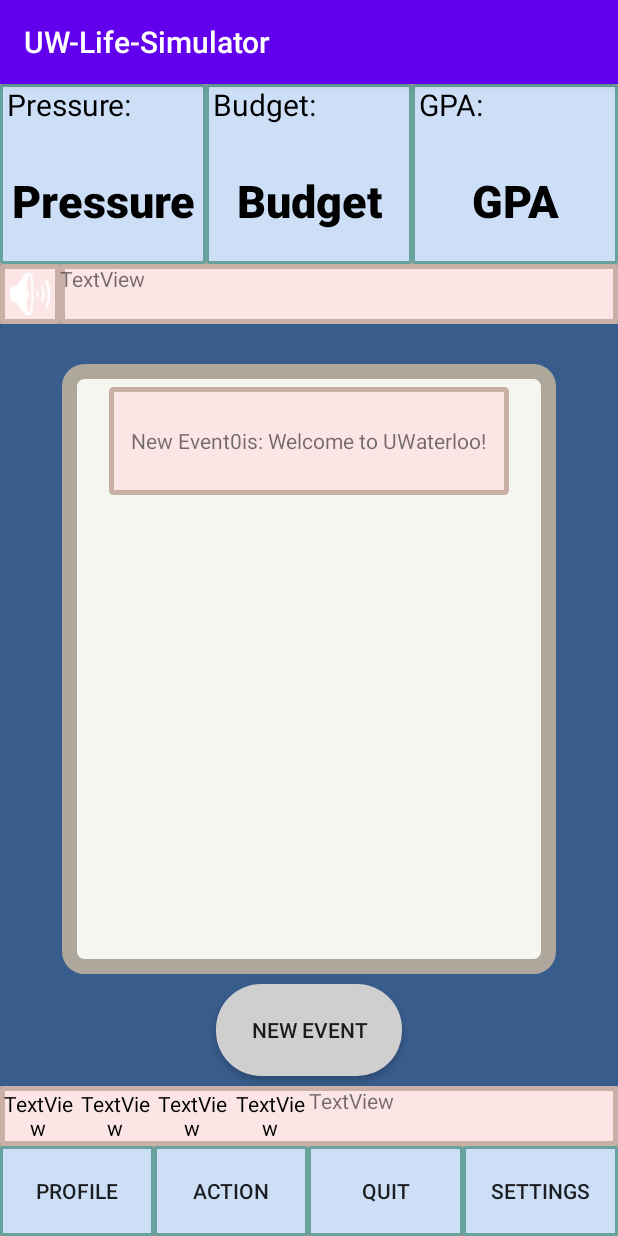
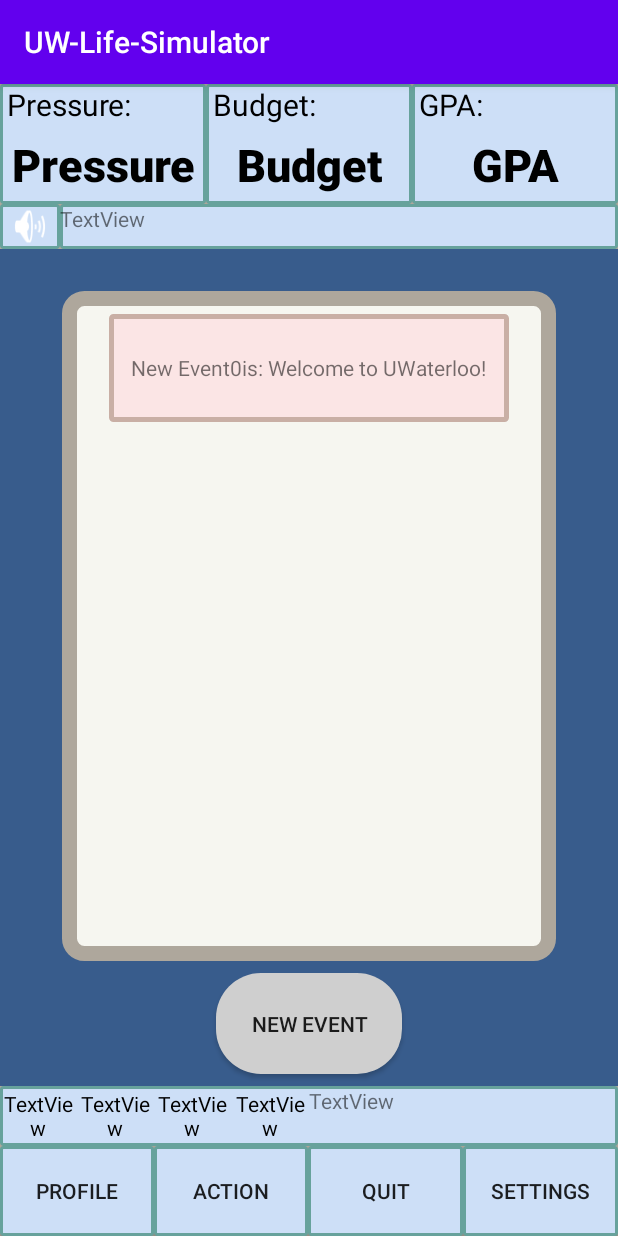
Before and after one commit to JiaoyangXu/UW-life-simulator, an Android app: the EventActivity screen opened directly, with no data from a screen before it, after a tap on "NEW EVENT", on a phone screen of 412 x 824 dp. Run offline under Robolectric (Android 15) with nearby library versions, the phone set to English and light mode, and no system bars; our stand-ins replace Room's generated code; 4 statements that could not run were skipped.

Commit message:
Change the alignment & coloring of event list page

```diff
--- a/app/src/main/res/layout/event_list_page.xml
+++ b/app/src/main/res/layout/event_list_page.xml
@@ -9,7 +9,7 @@
 
     <LinearLayout
         android:layout_width="match_parent"
-        android:layout_height="120dp"
+        android:layout_height="80dp"
         android:layout_weight="0"
         android:orientation="horizontal">
 
@@ -24,7 +24,7 @@
                 android:id="@+id/textView9"
                 android:layout_width="match_parent"
                 android:layout_height="0dp"
-                android:layout_weight=".3"
+                android:layout_weight=".35"
                 android:text=" Pressure:"
                 android:textSize="20dp"
                 android:textColor="#000000"/>
@@ -33,7 +33,7 @@
                 android:id="@+id/textView10"
                 android:layout_width="match_parent"
                 android:layout_height="0dp"
-                android:layout_weight=".7"
+                android:layout_weight=".65"
                 android:fontFamily="sans-serif-black"
                 android:gravity="center"
                 android:text="Pressure"
@@ -52,7 +52,7 @@
                 android:id="@+id/textView11"
                 android:layout_width="match_parent"
                 android:layout_height="0dp"
-                android:layout_weight=".3"
+                android:layout_weight=".35"
                 android:text=" Budget:"
                 android:textSize="20dp"
                 android:textColor="#000000"/>
@@ -61,7 +61,7 @@
                 android:id="@+id/textView12"
                 android:layout_width="match_parent"
                 android:layout_height="0dp"
-                android:layout_weight=".7"
+                android:layout_weight=".65"
                 android:fontFamily="sans-serif-black"
                 android:gravity="center"
                 android:text="Budget"
@@ -80,7 +80,7 @@
                 android:id="@+id/textView13"
                 android:layout_width="match_parent"
                 android:layout_height="0dp"
-                android:layout_weight=".3"
+                android:layout_weight=".35"
                 android:text=" GPA:"
                 android:textSize="20dp"
                 android:textColor="#000000"/>
@@ -89,7 +89,7 @@
                 android:id="@+id/textView14"
                 android:layout_width="match_parent"
                 android:layout_height="0dp"
-                android:layout_weight=".7"
+                android:layout_weight=".65"
                 android:fontFamily="sans-serif-black"
                 android:gravity="center"
                 android:text="GPA"
@@ -100,7 +100,7 @@
 
     <LinearLayout
         android:layout_width="match_parent"
-        android:layout_height="40dp"
+        android:layout_height="30dp"
         android:layout_weight="0"
         android:orientation="horizontal">
 
@@ -108,7 +108,7 @@
             android:id="@+id/imageView3"
             android:layout_width="40dp"
             android:layout_height="match_parent"
-            android:background="@drawable/border4"
+            android:background="@drawable/border3"
             app:srcCompat="@android:drawable/ic_lock_silent_mode_off" />
 
         <TextView
@@ -116,7 +116,7 @@
             android:layout_width="wrap_content"
             android:layout_height="match_parent"
             android:layout_weight="1"
-            android:background="@drawable/border4"
+            android:background="@drawable/border3"
             android:text="TextView" />
     </LinearLayout>
 
@@ -166,7 +166,7 @@
         android:layout_height="40dp"
         android:layout_weight="0"
         android:orientation="horizontal"
-        android:background="@drawable/border4">
+        android:background="@drawable/border3">
 
         <LinearLayout
             android:layout_width="0dp"
```
